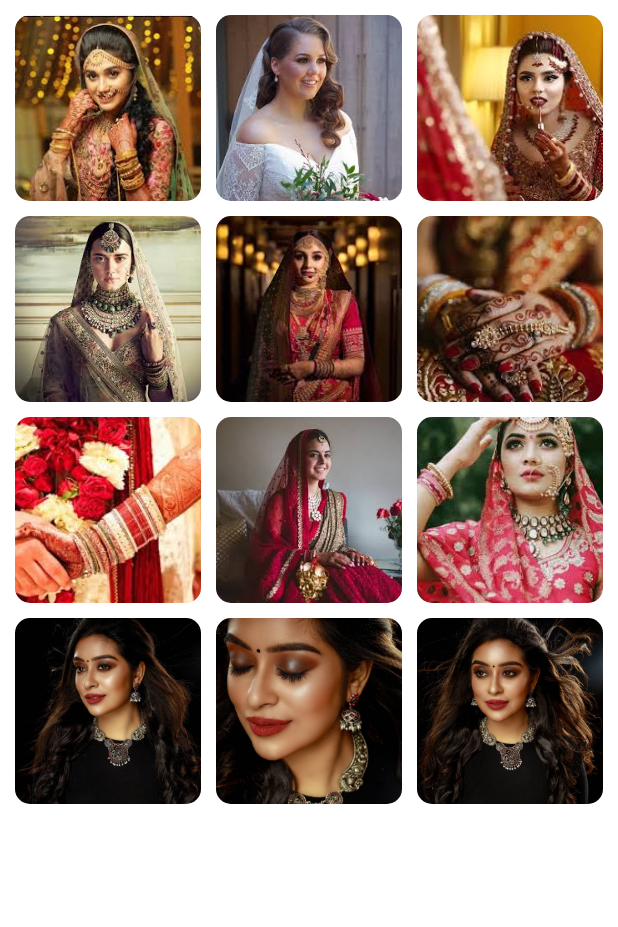
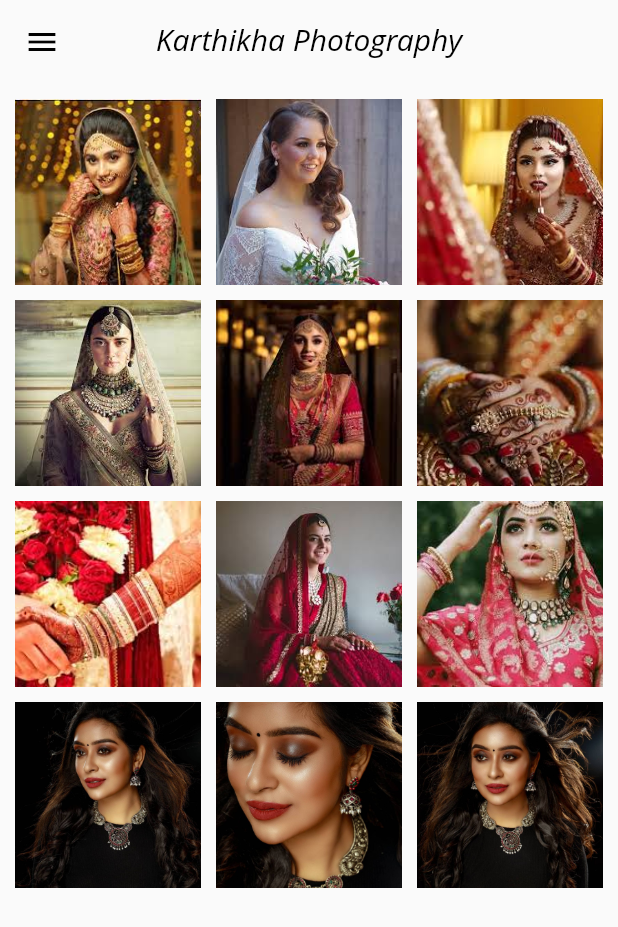
Before and after one commit to venki1410/gallery_photography, a Flutter app: the screen it shows after launch, on a phone screen of 412 x 824 dp. Shown: the top 927 px of the screen. Run offline on Flutter 3.47's test engine with Material 2 defaults, Android fonts, the phone set to English and light mode, and no system bars; our stand-ins replace responsive_builder; Roboto replaces fonts that are missing (Open Sans).

Commit message:
menu and preview integrated

```diff
--- /dev/null
+++ b/lib/gallery.dart
@@ -0,0 +1,88 @@
+import 'dart:convert';
+
+import 'package:flutter/material.dart';
+
+import 'image_preview.dart';
+import 'menu.dart';
+
+class Gallery extends StatelessWidget {
+  const Gallery({Key key}) : super(key: key);
+
+  BuildContext get context => null;
+
+  //* BUILD METHOD FOR CUSTOMSCROLLVIEW WITH SLIVERS (SLIVERGRID)
+
+  @override
+  Widget build(BuildContext context) {
+    return FutureBuilder(
+      future: _loadImagePaths(context),
+      builder: (
+        BuildContext context,
+        AsyncSnapshot<List<String>> imagePathsSnapshot,
+      ) {
+        if (imagePathsSnapshot.connectionState == ConnectionState.done &&
+            imagePathsSnapshot.hasData) {
+          return CustomScrollView(
+            slivers: <Widget>[
+              SliverPadding(
+                padding: const EdgeInsets.all(10),
+                sliver: _buildContent(imagePathsSnapshot.data),
+              ),
+            ],
+          );
+        }
+
+        return Center(child: CircularProgressIndicator());
+      },
+    );
+  }
+
+  //* SLIVERGRID
+
+  SliverGrid _buildContent(List<String> imagePaths) {
+    return SliverGrid(
+      gridDelegate: SliverGridDelegateWithMaxCrossAxisExtent(
+        maxCrossAxisExtent: 150,
+        mainAxisSpacing: 10,
+        crossAxisSpacing: 10,
+      ),
+      delegate: SliverChildBuilderDelegate(
+        (BuildContext context, int index) {
+          return _buildImageWidget(context, imagePaths[index]);
+        },
+        childCount: imagePaths.length,
+      ),
+    );
+  }
+
+  Future<List<String>> _loadImagePaths(BuildContext context) async {
+    final String manifestContentJson =
+        await DefaultAssetBundle.of(context).loadString('AssetManifest.json');
+
+    final Map<String, dynamic> manifestMap = json.decode(manifestContentJson);
+
+    return manifestMap.keys
+        .where((String key) => key.contains('assets/images/'))
+        .toList();
+  }
+
+  Widget _buildImageWidget(BuildContext context, String imagePath) {
+    return InkWell(
+      onTap: () {
+        Navigator.push(
+            context,
+            new MaterialPageRoute(
+                builder: (context) => ImagePreview(path: imagePath)));
+      }, // Handle your callback
+      child: Container(
+        child: ClipRRect(
+          //  borderRadius: BorderRadius.all(Radius.circular(10)),
+          child: Image.asset(
+            imagePath,
+            fit: BoxFit.cover,
+          ),
+        ),
+      ),
+    );
+  }
+}
--- a/lib/main.dart
+++ b/lib/main.dart
@@ -14,9 +14,10 @@ class MyApp extends StatelessWidget {
   @override
   Widget build(BuildContext context) {
     return MaterialApp(
-      title: 'Flutter Demo',
+      title: 'Karthikha Photography',
+      debugShowCheckedModeBanner: false,
       theme: ThemeData(
-        primarySwatch: Colors.blue,
+        primarySwatch: Colors.grey,
       ),
       home: DeviceCheck(title: 'Flutter Demo Home Page'),
     );
--- a/lib/mobile/mobile.dart
+++ b/lib/mobile/mobile.dart
@@ -1,74 +1,44 @@
-import 'dart:convert';
-
 import 'package:flutter/material.dart';
+import 'package:karthikha_photography/gallery.dart';
+import '../menu.dart';
 
 class MobileView extends StatelessWidget {
-  const MobileView({Key key}) : super(key: key);
-
-  //* BUILD METHOD FOR CUSTOMSCROLLVIEW WITH SLIVERS (SLIVERGRID)
-
   @override
   Widget build(BuildContext context) {
-    return FutureBuilder(
-      future: _loadImagePaths(context),
-      builder: (
-        BuildContext context,
-        AsyncSnapshot<List<String>> imagePathsSnapshot,
-      ) {
-        if (imagePathsSnapshot.connectionState == ConnectionState.done &&
-            imagePathsSnapshot.hasData) {
-          return CustomScrollView(
-            slivers: <Widget>[
-              SliverPadding(
-                padding: const EdgeInsets.all(10),
-                sliver: _buildContent(imagePathsSnapshot.data),
+    return Scaffold(
+      body: CustomScrollView(
+        slivers: <Widget>[
+          SliverAppBar(
+            leading: IconButton(
+              icon: Icon(
+                Icons.menu,
               ),
-            ],
-          );
-        }
-
-        return Center(child: CircularProgressIndicator());
-      },
-    );
-  }
-
-  //* SLIVERGRID
-
-  SliverGrid _buildContent(List<String> imagePaths) {
-    return SliverGrid(
-      gridDelegate: SliverGridDelegateWithMaxCrossAxisExtent(
-        maxCrossAxisExtent: 150,
-        mainAxisSpacing: 10,
-        crossAxisSpacing: 10,
-      ),
-      delegate: SliverChildBuilderDelegate(
-        (BuildContext context, int index) {
-          return _buildImageWidget(imagePaths[index]);
-        },
-        childCount: imagePaths.length,
-      ),
-    );
-  }
-
-  Future<List<String>> _loadImagePaths(BuildContext context) async {
-    final String manifestContentJson =
-        await DefaultAssetBundle.of(context).loadString('AssetManifest.json');
-
-    final Map<String, dynamic> manifestMap = json.decode(manifestContentJson);
-
-    return manifestMap.keys
-        .where((String key) => key.contains('assets/images/'))
-        .toList();
-  }
-
-  Widget _buildImageWidget(String imagePath) {
-    return Container(
-      child: ClipRRect(
-        borderRadius: BorderRadius.all(Radius.circular(10)),
-        child: Image.asset(
-          imagePath,
-          fit: BoxFit.cover,
-        ),
+              onPressed: () {
+                Navigator.push(
+                  context,
+                  MaterialPageRoute(builder: (context) => Menu()),
+                );
+              },
+            ),
+            floating: true,
+            backgroundColor: Colors.grey[50],
+            expandedHeight: 50,
+            pinned: true,
+            flexibleSpace: FlexibleSpaceBar(
+              title: Text(
+                "Karthikha Photography",
+                style: TextStyle(
+                  fontStyle: FontStyle.italic,
+                  fontFamily: 'Open Sans',
+                ),
+              ),
+              centerTitle: true,
+            ),
+          ),
+          SliverFillRemaining(
+            child: Gallery(),
+          )
+        ],
       ),
     );
   }
```
Also changed, not shown: lib/image_preview.dart (added, +31 -0 lines), lib/menu.dart (added, +55 -0 lines).
